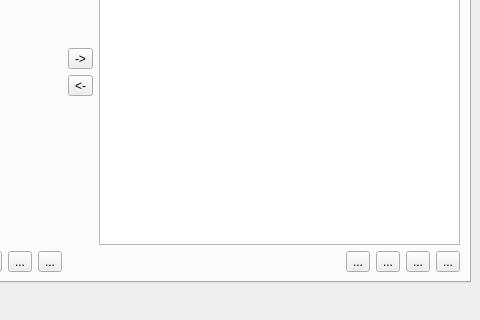
Above: src/cplus_plugin/ui/qgis_cplus_main_dockwidget.ui from ConservationInternational/cplus-plugin before the change; both pictures show x 319 to 799 and y 334 to 654 of the 799 by 654 pixel window. Below: the same form after it.
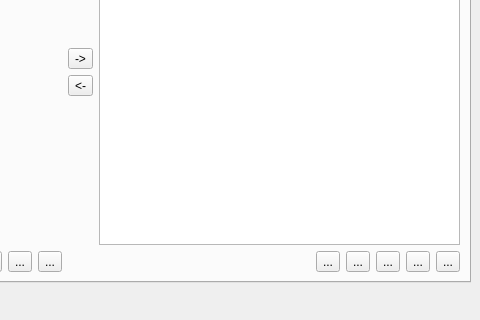
That is the form after the change. The open tabs and pages were chosen to show the change. Icons and pictures are not drawn. Custom widgets are drawn as their Qt base class.

Commit message: Add UI interface for managing relative impact matrix

What changed in the file:
```diff
--- a/src/cplus_plugin/ui/qgis_cplus_main_dockwidget.ui
+++ b/src/cplus_plugin/ui/qgis_cplus_main_dockwidget.ui
@@ -427,6 +427,16 @@
             </property>
            </spacer>
           </item>
+          <item>
+           <widget class="QToolButton" name="relative_pwl_matrix_btn">
+            <property name="toolTip">
+             <string>Create matrix of relative impact values for priority weighting layers</string>
+            </property>
+            <property name="text">
+             <string>...</string>
+            </property>
+           </widget>
+          </item>
           <item>
            <widget class="QToolButton" name="new_financial_pwl_btn">
             <property name="toolTip">
```
The commit also changes 5 other files.
